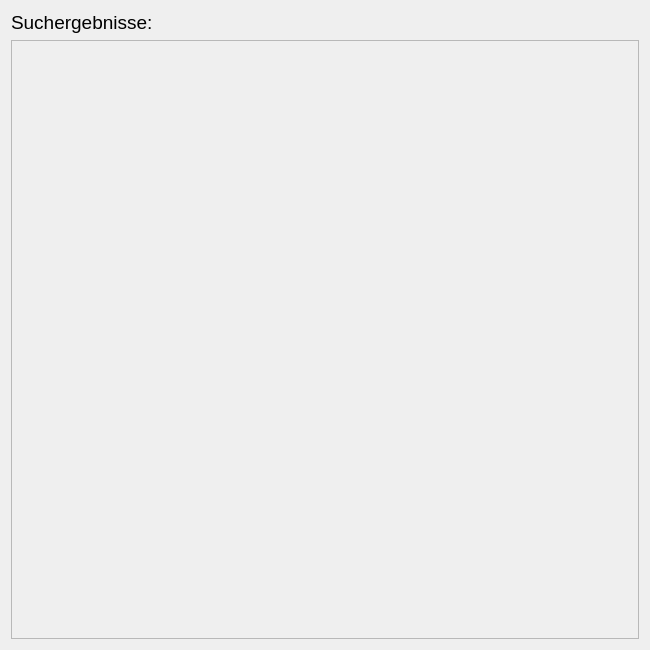
Above: searchresult.ui from orgnnice/OrgNNice before the change. Below: the same form after it.
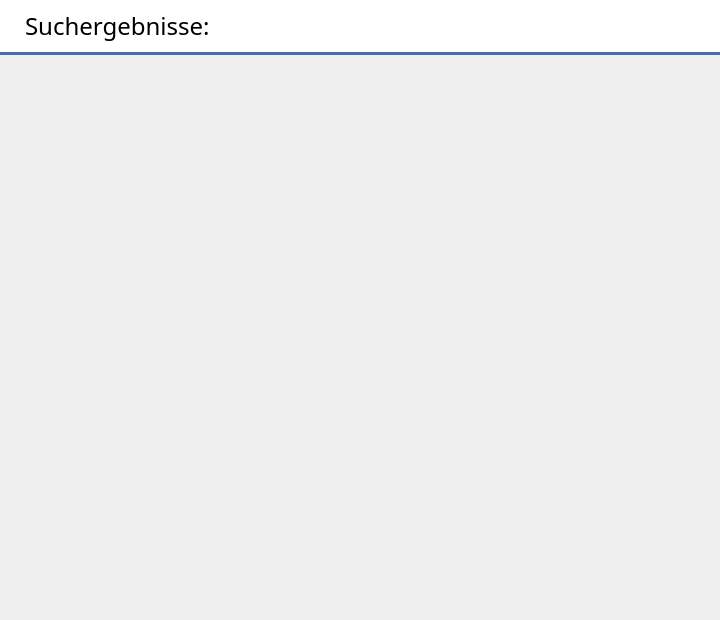
That is the form after the change.

Diff of the .ui file:
```diff
--- a/searchresult.ui
+++ b/searchresult.ui
@@ -6,22 +6,70 @@
    <rect>
     <x>0</x>
     <y>0</y>
-    <width>650</width>
-    <height>650</height>
+    <width>720</width>
+    <height>620</height>
    </rect>
   </property>
   <property name="minimumSize">
    <size>
-    <width>650</width>
-    <height>550</height>
+    <width>720</width>
+    <height>620</height>
    </size>
   </property>
   <property name="windowTitle">
    <string>SearchResult</string>
   </property>
+  <layout class="QVBoxLayout" name="verticalLayout_2">
+   <property name="spacing">
+    <number>0</number>
+   </property>
+   <property name="leftMargin">
+    <number>0</number>
+   </property>
+   <property name="topMargin">
+    <number>0</number>
+   </property>
+   <property name="rightMargin">
+    <number>0</number>
+   </property>
+   <property name="bottomMargin">
+    <number>0</number>
+   </property>
+   <item>
+    <widget class="QWidget" name="widget" native="true">
+     <property name="styleSheet">
+      <string notr="true">background-color: rgb(255, 255, 255);</string>
+     </property>
+     <layout class="QVBoxLayout" name="verticalLayout_3">
+      <property name="spacing">
+       <number>0</number>
+      </property>
+      <property name="leftMargin">
+       <number>0</number>
+      </property>
+      <property name="topMargin">
+       <number>0</number>
+      </property>
+      <property name="rightMargin">
+       <number>0</number>
+      </property>
+      <property name="bottomMargin">
+       <number>0</number>
+      </property>
+      <item>
   <layout class="QVBoxLayout" name="verticalLayout">
-   <item>
-    <layout class="QHBoxLayout" name="horizontalLayout_2">
+        <property name="leftMargin">
+         <number>25</number>
+        </property>
+        <property name="topMargin">
+         <number>9</number>
+        </property>
+        <property name="rightMargin">
+         <number>25</number>
+        </property>
+        <property name="bottomMargin">
+         <number>9</number>
+        </property>
      <item>
       <widget class="QLabel" name="label_2">
        <property name="maximumSize">
@@ -32,7 +80,8 @@
        </property>
        <property name="font">
         <font>
-         <pointsize>14</pointsize>
+            <family>Yu Gothic UI Semibold</family>
+            <pointsize>18</pointsize>
          <weight>50</weight>
          <bold>false</bold>
         </font>
@@ -42,23 +91,35 @@
        </property>
       </widget>
      </item>
+       </layout>
+      </item>
+     </layout>
+    </widget>
+   </item>
      <item>
-      <spacer name="horizontalSpacer">
+    <widget class="Line" name="line">
+     <property name="styleSheet">
+      <string notr="true">background-color: #446CB3;</string>
+     </property>
+     <property name="frameShadow">
+      <enum>QFrame::Raised</enum>
+     </property>
+     <property name="lineWidth">
+      <number>0</number>
+     </property>
        <property name="orientation">
         <enum>Qt::Horizontal</enum>
        </property>
-       <property name="sizeHint" stdset="0">
-        <size>
-         <width>40</width>
-         <height>20</height>
-        </size>
-       </property>
-      </spacer>
-     </item>
-    </layout>
+    </widget>
    </item>
    <item>
     <widget class="QScrollArea" name="scrollArea">
+     <property name="frameShape">
+      <enum>QFrame::NoFrame</enum>
+     </property>
+     <property name="frameShadow">
+      <enum>QFrame::Plain</enum>
+     </property>
      <property name="widgetResizable">
       <bool>true</bool>
      </property>
@@ -67,11 +128,24 @@
        <rect>
         <x>0</x>
         <y>0</y>
-        <width>626</width>
-        <height>589</height>
+        <width>720</width>
+        <height>567</height>
        </rect>
       </property>
-      <layout class="QGridLayout" name="gridLayout"/>
+      <layout class="QGridLayout" name="gridLayout">
+       <property name="leftMargin">
+        <number>0</number>
+       </property>
+       <property name="topMargin">
+        <number>20</number>
+       </property>
+       <property name="rightMargin">
+        <number>0</number>
+       </property>
+       <property name="bottomMargin">
+        <number>20</number>
+       </property>
+      </layout>
      </widget>
     </widget>
    </item>
```
Lines whose indentation alone changed are shown as unchanged.
